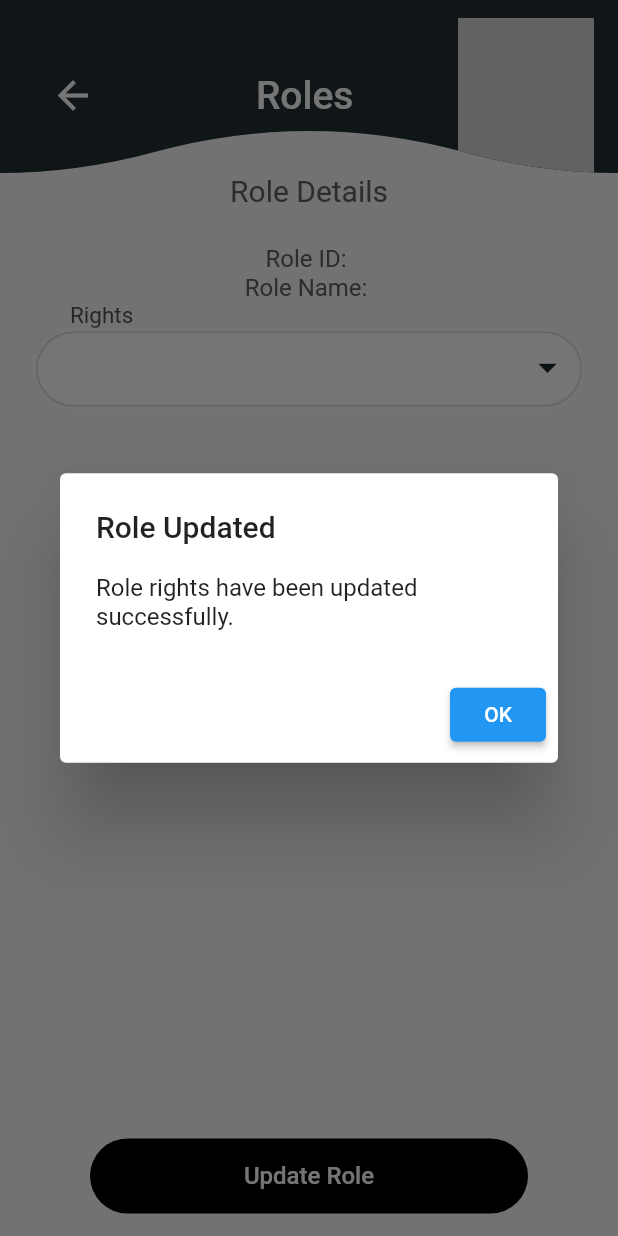
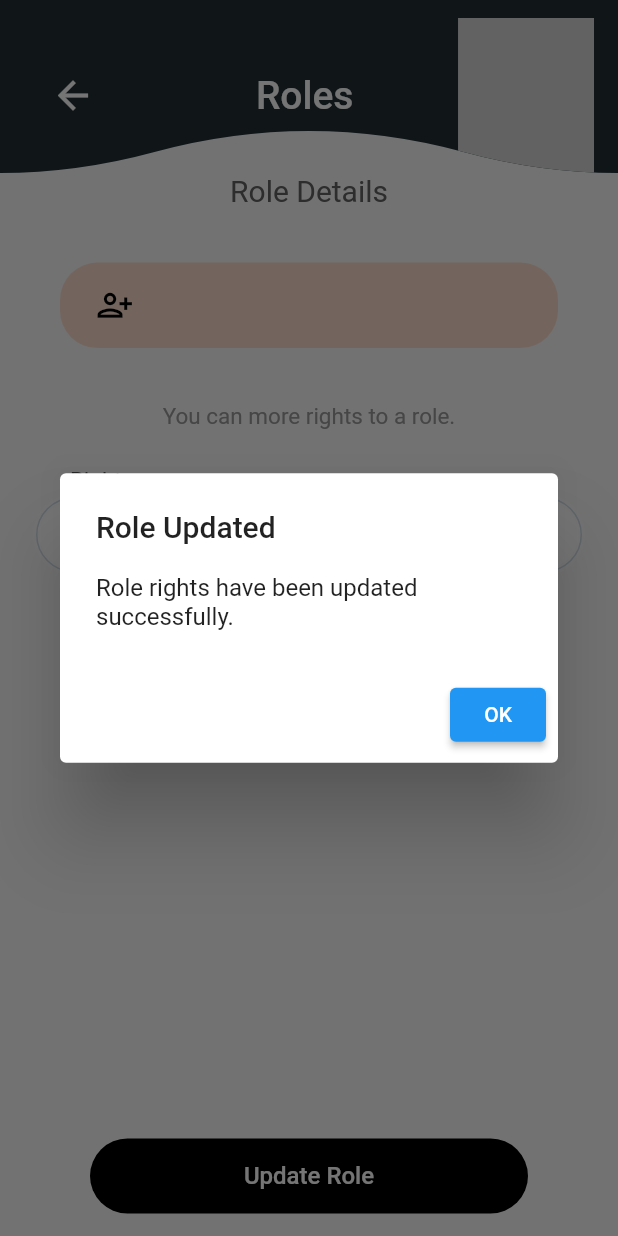
Before and after one commit to El-Sayed-Mustafa/Tennis-App, a Flutter app: the AssignRights screen opened directly with empty values, after a tap on "Update Role", on a phone screen of 412 x 824 dp. Run offline on Flutter 3.47's test engine with Material 2 defaults, Android fonts, the phone set to English and light mode, and no system bars; our stand-ins replace bloc, carousel_slider, cloud_firestore, curved_navigation_bar, firebase_auth, firebase_core and 10 more; accounts and stored records are empty; Roboto replaces fonts that are missing (Poppins).

Commit message:
update rights done

```diff
--- /dev/null
+++ b/lib/Main-Features/Featured/roles/assign_rights/services/firebase_methodes.dart
@@ -0,0 +1,60 @@
+import 'package:cloud_firestore/cloud_firestore.dart';
+import 'package:flutter/material.dart';
+import 'package:go_router/go_router.dart';
+
+import '../../../../../models/roles.dart';
+
+class AssignRightsService {
+  static Future<void> updateRoleOnFirestore(
+      BuildContext context, Role role, List<String> selectedRights) async {
+    try {
+      final updatedRole = Role(
+        id: role.id,
+        name: role.name,
+        rights: selectedRights,
+      );
+
+      // Update the role document in Firestore
+      await FirebaseFirestore.instance
+          .collection('roles')
+          .doc(updatedRole.id)
+          .update(updatedRole.toJson());
+
+      // Show a success message or navigate to a success screen
+      // ignore: use_build_context_synchronously
+      showDialog(
+        context: context,
+        builder: (context) => AlertDialog(
+          title: const Text('Role Updated'),
+          content: const Text('Role rights have been updated successfully.'),
+          actions: [
+            ElevatedButton(
+              onPressed: () {
+                // Navigate to the previous screen or any other desired screen
+                GoRouter.of(context).pop();
+              },
+              child: const Text('OK'),
+            ),
+          ],
+        ),
+      );
+    } catch (e) {
+      // Show an error message
+      showDialog(
+        context: context,
+        builder: (context) => AlertDialog(
+          title: const Text('Error'),
+          content: const Text('An error occurred while updating the role.'),
+          actions: [
+            ElevatedButton(
+              onPressed: () {
+                Navigator.pop(context);
+              },
+              child: const Text('OK'),
+            ),
+          ],
+        ),
+      );
+    }
+  }
+}
--- a/lib/Main-Features/Featured/roles/assign_rights/view/assign_rights_screen.dart
+++ b/lib/Main-Features/Featured/roles/assign_rights/view/assign_rights_screen.dart
@@ -1,11 +1,11 @@
-import 'package:cloud_firestore/cloud_firestore.dart';
 import 'package:flutter/material.dart';
 import 'package:go_router/go_router.dart';
 
 import '../../../../../core/utils/widgets/app_bar_wave.dart';
 import '../../../../../core/utils/widgets/custom_button.dart';
 import '../../../../../models/roles.dart';
-import '../../create_role/view/widgets/rights_selector.dart'; // Import the RightSelector widget
+import '../../create_role/view/widgets/rights_selector.dart';
+import '../services/firebase_methodes.dart'; // Import the RightSelector widget
 
 class AssignRights extends StatefulWidget {
   const AssignRights({super.key, required this.role});
@@ -30,59 +30,6 @@ class _AssignRightsState extends State<AssignRights> {
     setState(() {
       selectedRights = rights;
     });
-  }
-
-  // Function to update Role data on Firestore
-  Future<void> updateRoleOnFirestore() async {
-    try {
-      final updatedRole = Role(
-        id: widget.role.id,
-        name: widget.role.name,
-        rights: selectedRights,
-      );
-
-      // Update the role document in Firestore
-      await FirebaseFirestore.instance
-          .collection('roles')
-          .doc(updatedRole.id)
-          .update(updatedRole.toJson());
-
-      // Show a success message or navigate to a success screen
-      // ignore: use_build_context_synchronously
-      showDialog(
-        context: context,
-        builder: (context) => AlertDialog(
-          title: const Text('Role Updated'),
-          content: const Text('Role rights have been updated successfully.'),
-          actions: [
-            ElevatedButton(
-              onPressed: () {
-                // Navigate to the previous screen or any other desired screen
-                GoRouter.of(context).pop();
-              },
-              child: const Text('OK'),
-            ),
-          ],
-        ),
-      );
-    } catch (e) {
-      // Show an error message
-      showDialog(
-        context: context,
-        builder: (context) => AlertDialog(
-          title: const Text('Error'),
-          content: const Text('An error occurred while updating the role.'),
-          actions: [
-            ElevatedButton(
-              onPressed: () {
-                Navigator.pop(context);
-              },
-              child: const Text('OK'),
-            ),
-          ],
-        ),
-      );
-    }
   }
 
   @override
@@ -127,25 +74,52 @@ class _AssignRightsState extends State<AssignRights> {
                         ),
                       ),
                       SizedBox(height: screenHeight * .03),
-                      // Display the role details
-                      Text(
-                        'Role ID: ${widget.role.id}',
-                        style: const TextStyle(
-                          color: Color(0xFF616161),
-                          fontSize: 16,
+                      Padding(
+                        padding: const EdgeInsets.symmetric(
+                            vertical: 12.0, horizontal: 16),
+                        child: Container(
+                          decoration: ShapeDecoration(
+                            color: const Color(0x51FFA372),
+                            shape: RoundedRectangleBorder(
+                              borderRadius: BorderRadius.circular(25),
+                            ),
+                          ),
+                          padding: const EdgeInsets.all(16),
+                          child: Row(
+                            children: [
+                              const Padding(
+                                padding: EdgeInsets.symmetric(horizontal: 8.0),
+                                child: Icon(
+                                  Icons.person_add_alt,
+                                  color: Colors.black,
+                                  size: 25,
+                                ),
+                              ),
+                              const SizedBox(width: 8),
+                              Text(
+                                widget.role.name,
+                                style: const TextStyle(
+                                  color: Color(0xFF15324F),
+                                  fontSize: 18,
+                                  fontFamily: 'Poppins',
+                                  fontWeight: FontWeight.w500,
+                                ),
+                              ),
+                            ],
+                          ),
+                        ),
+                      ),
+                      SizedBox(height: screenHeight * .03),
+                      const Text(
+                        'You can more rights to a role.',
+                        style: TextStyle(
+                          color: Color(0xFF989898),
+                          fontSize: 15,
                           fontFamily: 'Poppins',
                           fontWeight: FontWeight.w400,
                         ),
                       ),
-                      Text(
-                        'Role Name: ${widget.role.name}',
-                        style: const TextStyle(
-                          color: Color(0xFF616161),
-                          fontSize: 16,
-                          fontFamily: 'Poppins',
-                          fontWeight: FontWeight.w400,
-                        ),
-                      ),
+                      SizedBox(height: screenHeight * .03),
                       RightSelector(
                         selectedWords: selectedRights,
                         onSelectedWordsChanged: (words) {
@@ -167,7 +141,8 @@ class _AssignRightsState extends State<AssignRights> {
                     buttonText: 'Update Role', // Update the button text
                     onPressed: () async {
                       // Call the function to update the Role with selected rights
-                      updateRoleOnFirestore();
+                      AssignRightsService.updateRoleOnFirestore(
+                          context, widget.role, selectedRights);
                     },
                     color: const Color(0xFFF8F8F8),
                   ),
```
